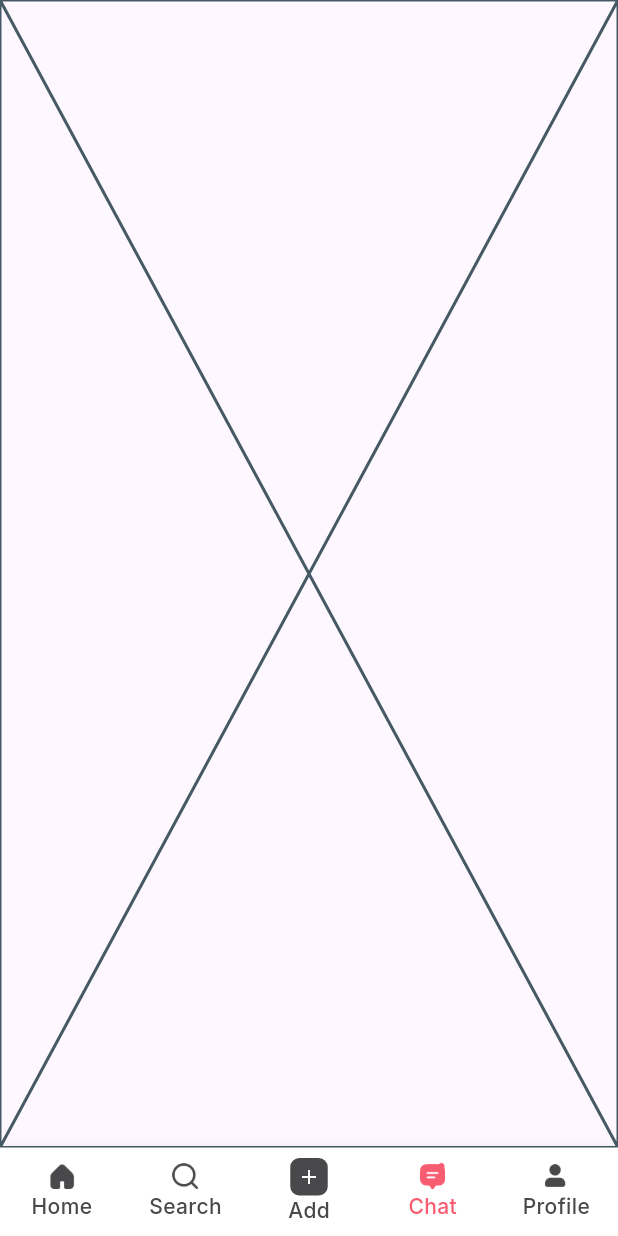
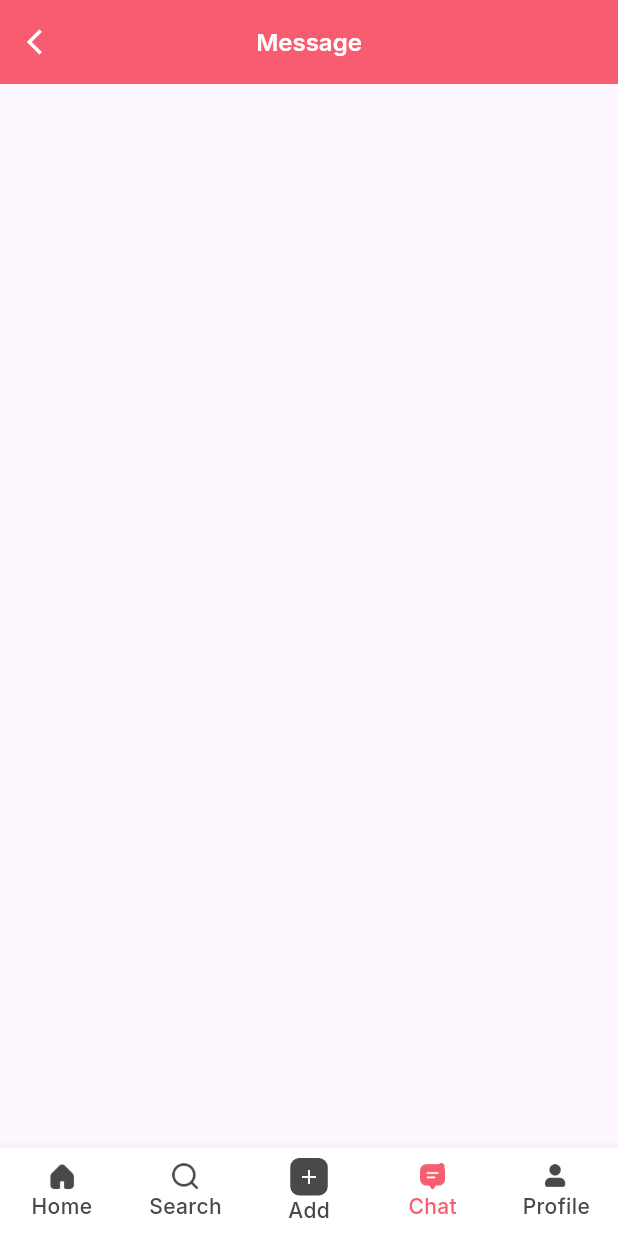
Before and after one commit to nurnabimiah/classima, a Flutter app: the LandingScreen screen opened by its route, item 4 of the bottom bar chosen, on a phone screen of 412 x 824 dp. Run offline on Flutter 3.47's test engine with Material 3 defaults, Android fonts, the phone set to English and light mode, and no system bars; our stand-ins replace dio, get, get_it, google_fonts, pinput, shared_preferences; accounts and stored records are empty; network calls fail.

Commit message:
added: details_screen design done

```diff
--- a/lib/controller/landing_screen_controller/landing_screen_controller.dart
+++ b/lib/controller/landing_screen_controller/landing_screen_controller.dart
@@ -145,7 +145,7 @@ class BottomNavigationBarController extends GetxController implements GetxServic
       return const AddScreen();
     }
     if (index == 3) {
-      return const ChatScreen();
+      return const MessageScreen();
     }
 
     if (index == 4) {
--- a/lib/di_container.dart
+++ b/lib/di_container.dart
@@ -1,3 +1,4 @@
+import 'package:classimia/controller/ads_details_controller/ads_details_controller.dart';
 import 'package:classimia/controller/auth_controller/reset_password_controller.dart';
 import 'package:classimia/controller/auth_controller/sign_in_controller.dart';
 import 'package:classimia/controller/auth_controller/sign_up_controller.dart';
@@ -30,6 +31,7 @@ Future<void> init() async {
      Get.lazyPut(() => SignUpController(), fenix: true);
      Get.lazyPut(() => ResetPasswordController(), fenix: true);
      Get.lazyPut(() => BottomNavigationBarController(), fenix: true);
+     Get.lazyPut(() => AdsDetailsController(), fenix: true);
 
 
   /// External
--- a/lib/utils/app_colors.dart
+++ b/lib/utils/app_colors.dart
@@ -8,4 +8,5 @@ class AppColors {
   static const Color appBrightBlackColor = Color(0xffB9B9B9);
 
 
+
 }
--- a/lib/utils/app_text/app_text.dart
+++ b/lib/utils/app_text/app_text.dart
@@ -6,5 +6,6 @@ class AppText{
   static String appName = 'Classima ';
   static String appSlogan = 'Buy, Sell, Rent & Exchange \n in one click';
   static String  forgotPassDescription = "Enter your email address below and we we'll send you a link to reset your password";
+  static String  productDescription = "Lorem ipsum dolor sit amet, consectetur adipiscg elit. Sem cras volutpat vivamus praesent diam, magnis. Facilisi ultrices iaculis ut porttitor ut faucibus neque sit. Pretium, vel augue viverra est viverra id. Proin sed ut tellus egestas cursus purus auctor nascetur...";
 
 }
--- a/lib/utils/images/app_images.dart
+++ b/lib/utils/images/app_images.dart
@@ -16,6 +16,7 @@ class AppImages {
 
   /// images
   static const String hotelImage= 'assets/images/hotel_picture.png';
+  static const String chatProfile= 'assets/images/sunny_apo.jpg';
 
 
 }
--- a/lib/utils/routes/app_routes.dart
+++ b/lib/utils/routes/app_routes.dart
@@ -1,4 +1,5 @@
 
+import 'package:classimia/view/features/ads_details_screen/ads_details_screen.dart';
 import 'package:classimia/view/features/auth_screen/otp_screen.dart';
 import 'package:classimia/view/features/auth_screen/forgot_password_screen.dart';
 import 'package:classimia/view/features/auth_screen/reset_password_screen.dart';
@@ -19,6 +20,7 @@ class AppRoutes {
     GetPage(name: OtpScreen.routeName, page: () => const OtpScreen()),
     GetPage(name: ResetPasswordScreen.routeName, page: () =>  ResetPasswordScreen()),
     GetPage(name: LandingScreen.routeName, page: () => const LandingScreen()),
+    GetPage(name: AdsDetailsScreen.routeName, page: () =>  AdsDetailsScreen()),
 
   ];
 }
--- a/lib/view/features/bottom_nav_screen/chat_screen.dart
+++ b/lib/view/features/bottom_nav_screen/chat_screen.dart
@@ -1,12 +1,16 @@
 
 
+import 'package:classimia/view/widgets/common_widget/custom_app_bar.dart';
 import 'package:flutter/material.dart';
 
-class ChatScreen extends StatelessWidget {
-  const ChatScreen({super.key});
+class MessageScreen extends StatelessWidget {
+  const MessageScreen({super.key});
 
   @override
   Widget build(BuildContext context) {
-    return const Placeholder();
+    return Scaffold(
+      appBar: const CustomAppBar(title: 'Message',),
+
+    );
   }
 }
--- /dev/null
+++ b/lib/view/widgets/common_widget/custom_app_bar.dart
@@ -0,0 +1,46 @@
+
+
+
+
+import 'package:classimia/utils/app_colors.dart';
+import 'package:classimia/utils/style/app_style.dart';
+import 'package:flutter/material.dart';
+import 'package:get/get.dart';
+
+class CustomAppBar extends StatelessWidget implements PreferredSizeWidget {
+  const CustomAppBar({
+    super.key,
+    required this.title,
+    this.actions,
+  });
+
+  final String title;
+  final List<Widget>? actions; // Optional actions parameter
+
+  @override
+  Widget build(BuildContext context) {
+    return AppBar(
+      automaticallyImplyLeading: false,
+      backgroundColor: AppColors.appPrimaryColor,
+      centerTitle: true,
+      title: Text(
+        title, // Use the title parameter
+        style: myStyleInterLarge(context: context),
+      ),
+      leading: IconButton(
+        onPressed: () {
+          Get.back();
+        },
+        icon: const Icon(
+          Icons.arrow_back_ios,
+          color: AppColors.appWhiteColor,
+          size: 20,
+        ),
+      ),
+      actions: actions, // Use the optional actions parameter
+    );
+  }
+
+  @override
+  Size get preferredSize => const Size.fromHeight(kToolbarHeight);
+}
--- a/lib/view/widgets/screen_widget/home_screen_widget/features_ads_product.dart
+++ b/lib/view/widgets/screen_widget/home_screen_widget/features_ads_product_widget.dart
@@ -56,10 +56,10 @@ final List<Product> products = [
   // Add more products here
 ];
 
-class ProductCard extends StatelessWidget {
+class ProductCardWidget extends StatelessWidget {
   final Product product;
 
-  const ProductCard({super.key, required this.product});
+  const ProductCardWidget({super.key, required this.product});
 
   @override
   Widget build(BuildContext context) {
```
Also changed, not shown: lib/controller/ads_details_controller/ads_details_controller.dart (added, +45 -0 lines), lib/view/features/ads_details_screen/ads_details_screen.dart (added, +195 -0 lines), lib/view/features/bottom_nav_screen/home_screen.dart (+8 -10 lines), lib/view/widgets/screen_widget/ads_details_widget/ads_details_header_widget.dart (added, +259 -0 lines), assets/images/sunny_apo.jpg (added).
